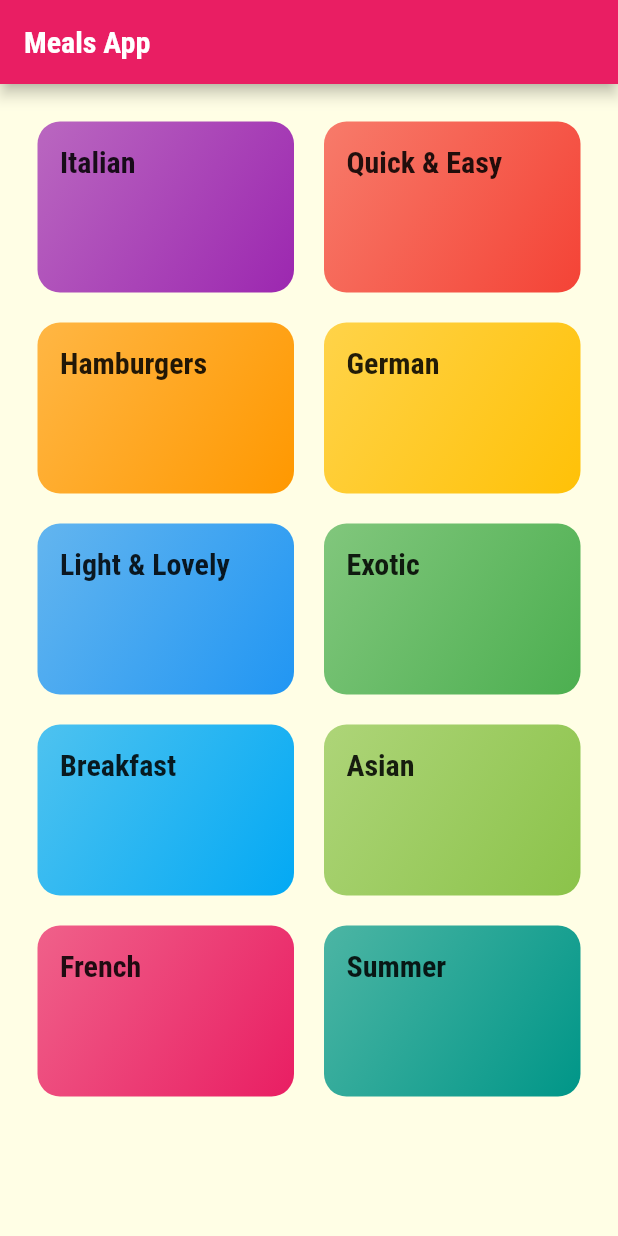
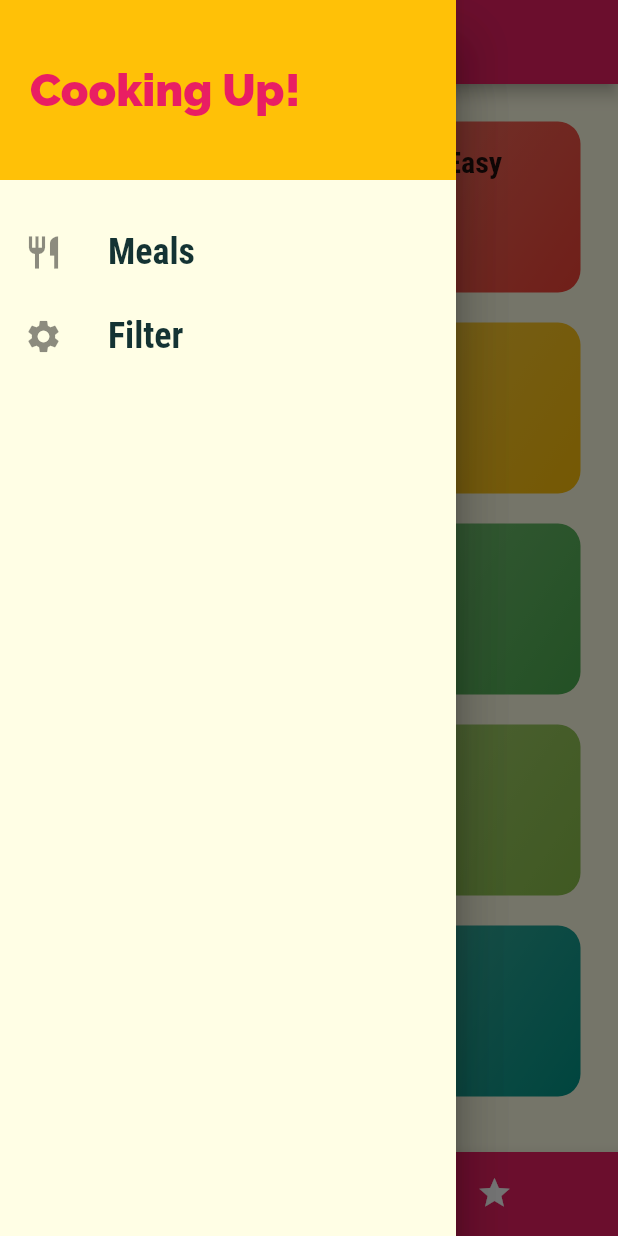
Before and after one commit to Abdulhakim-Maha/Flutter-Tutorial, a Flutter app: the screen it shows after launch, with the side drawer open (before the commit the screen has no drawer), on a phone screen of 412 x 824 dp. Run offline on Flutter 3.47's test engine with Material 2 defaults, Android fonts, the phone set to English and light mode, and no system bars.

Commit message:
adding tab screen

```diff
--- a/meal_app/lib/main.dart
+++ b/meal_app/lib/main.dart
@@ -1,6 +1,8 @@
 import 'package:flutter/material.dart';
 import 'package:meal_app/screens/category_meals_screen.dart';
+import 'package:meal_app/screens/filter_screen.dart';
 import 'package:meal_app/screens/meal_detail_screen.dart';
+import 'package:meal_app/screens/tab_screen.dart';
 import 'screens/categories_screen.dart';
 
 void main() => runApp(const MyApp());
@@ -29,9 +31,10 @@ class MyApp extends StatelessWidget {
       // home: const CategoriesScreen(),
       initialRoute: '/..', //default is '/'
       routes: {
-        '/..': (ctx) => const CategoriesScreen(),
+        '/..': (ctx) => const TabScreen(),
         CategoryMealsScreen.routeName: (ctx) => const CategoryMealsScreen(),
         MealDetailScreen.routeName: (ctx) => const MealDetailScreen(),
+        FilterScreen.routeName: (ctx) => const FilterScreen(),
       },
       onGenerateRoute: (settings) {},
       onUnknownRoute: (settings) {},
--- a/meal_app/lib/screens/categories_screen.dart
+++ b/meal_app/lib/screens/categories_screen.dart
@@ -9,11 +9,7 @@ class CategoriesScreen extends StatelessWidget {
 
   @override
   Widget build(BuildContext context) {
-    return Scaffold(
-      appBar: AppBar(
-        title: const Text('Meals App'),
-      ),
-      body: GridView(
+    return GridView(
       padding: const EdgeInsets.all(25),
       gridDelegate: const SliverGridDelegateWithMaxCrossAxisExtent(
         maxCrossAxisExtent: 200,
@@ -28,7 +24,6 @@ class CategoriesScreen extends StatelessWidget {
           catData.color,
         );
       }).toList(),
-      ),
     );
   }
 }
--- /dev/null
+++ b/meal_app/lib/screens/tab_screen.dart
@@ -0,0 +1,69 @@
+import 'package:flutter/material.dart';
+import 'package:meal_app/screens/categories_screen.dart';
+import 'package:meal_app/screens/favorites_screen.dart';
+import 'package:meal_app/widgets/main_drawer.dart';
+
+class TabScreen extends StatefulWidget {
+  const TabScreen({Key? key}) : super(key: key);
+
+  @override
+  _TabScreenState createState() => _TabScreenState();
+}
+
+class _TabScreenState extends State<TabScreen> {
+  final List<Map<String, Object>> _pages = const [
+    {
+      'page': CategoriesScreen(),
+      'title': 'Categories',
+    },
+    {
+      'page': FavoritesScreen(),
+      'title': 'Favorites',
+    }
+  ];
+  int _selectedPageIndex = 0;
+
+  void _selectPage(int index) {
+    setState(() {
+      _selectedPageIndex = index;
+    });
+  }
+
+  @override
+  Widget build(BuildContext context) {
+    return Scaffold(
+      appBar: AppBar(
+        title: Text(_pages[_selectedPageIndex]['title'] as String),
+      ),
+      drawer: const Drawer(
+        child: MainDrawer(),
+      ),
+      body: _pages[_selectedPageIndex]['page'] as Widget,
+      bottomNavigationBar: BottomNavigationBar(
+        selectedItemColor: Theme.of(context).colorScheme.secondary,
+        unselectedItemColor: Colors.white,
+        onTap: _selectPage,
+        currentIndex: _selectedPageIndex,
+        type: BottomNavigationBarType.shifting,
+        backgroundColor: Theme.of(context).colorScheme.primary,
+        items: [
+          BottomNavigationBarItem(
+            backgroundColor: Theme.of(context).colorScheme.primary,
+            icon: const Icon(
+              Icons.category,
+              // color: Theme.of(context).colorScheme.secondary,
+            ),
+            label: 'Categories',
+          ),
+          BottomNavigationBarItem(
+              backgroundColor: Theme.of(context).colorScheme.primary,
+              icon: const Icon(
+                Icons.star,
+                // color: Theme.of(context).colorScheme.secondary,
+              ),
+              label: 'Favorites'),
+        ],
+      ),
+    );
+  }
+}
--- /dev/null
+++ b/meal_app/lib/widgets/main_drawer.dart
@@ -0,0 +1,64 @@
+import 'package:flutter/material.dart';
+import 'package:meal_app/screens/filter_screen.dart';
+
+class MainDrawer extends StatelessWidget {
+  const MainDrawer({Key? key}) : super(key: key);
+
+  Widget buildListTile(String title, IconData icon, VoidCallback tapHandler) {
+    return ListTile(
+      leading: Icon(icon, size: 26),
+      title: Text(
+        title,
+        style: const TextStyle(
+          fontFamily: 'RobotoCondensed',
+          fontSize: 24,
+          fontWeight: FontWeight.bold,
+        ),
+      ),
+      onTap: tapHandler,
+    );
+  }
+
+  @override
+  Widget build(BuildContext context) {
+    return Drawer(
+      child: Column(
+        children: [
+          Container(
+            height: 120,
+            width: double.infinity,
+            padding: const EdgeInsets.all(20),
+            color: Theme.of(context).colorScheme.secondary,
+            alignment: Alignment.centerLeft,
+            child: Text(
+              'Cooking Up!',
+              style: TextStyle(
+                fontWeight: FontWeight.w900,
+                color: Theme.of(context).colorScheme.primary,
+                fontSize: 30,
+              ),
+            ),
+          ),
+          const SizedBox(
+            height: 20,
+          ),
+          buildListTile(
+            'Meals',
+            Icons.restaurant,
+            () {
+              Navigator.of(context).pushReplacementNamed('/..');
+            },
+          ),
+          buildListTile(
+            'Filter',
+            Icons.settings,
+            () {
+              Navigator.of(context)
+                  .pushReplacementNamed(FilterScreen.routeName);
+            },
+          ),
+        ],
+      ),
+    );
+  }
+}
```
Also changed, not shown: meal_app/lib/screens/favorites_screen.dart (added, +12 -0 lines), meal_app/lib/screens/filter_screen.dart (added, +20 -0 lines), meal_app/lib/screens/meal_detail_screen.dart (+78 -3 lines). Lines whose indentation alone changed are shown as unchanged.
